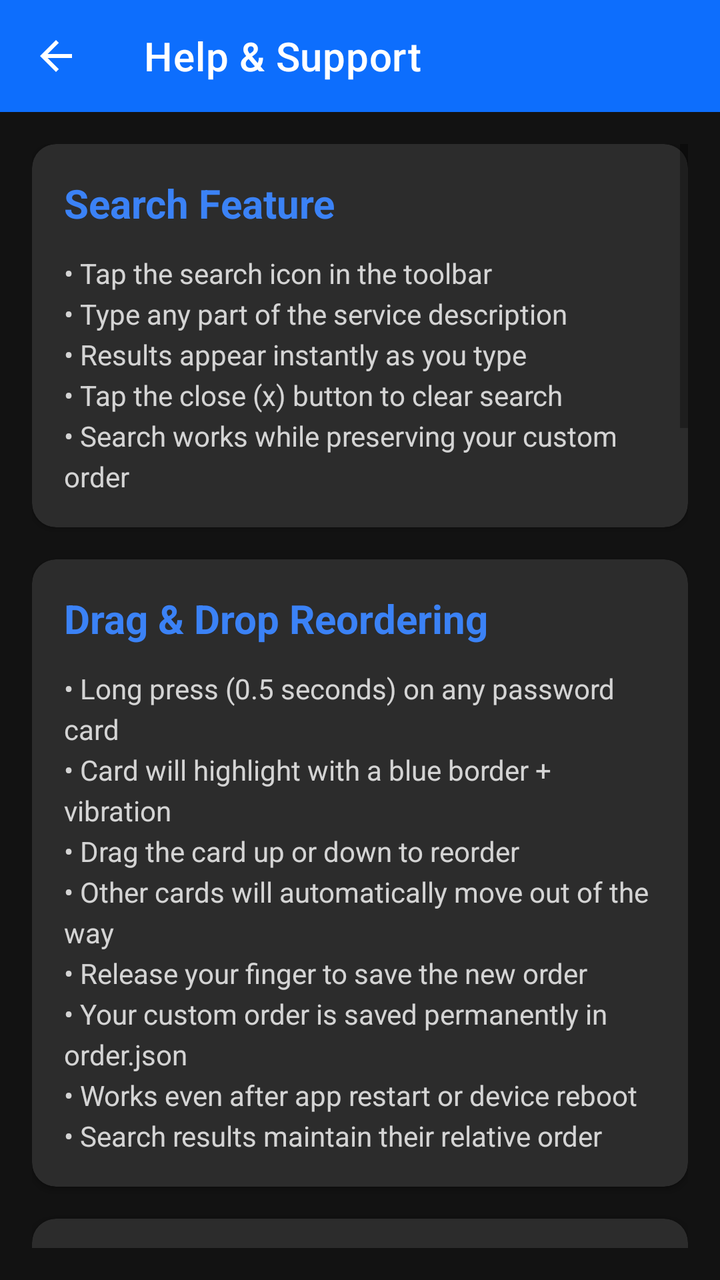
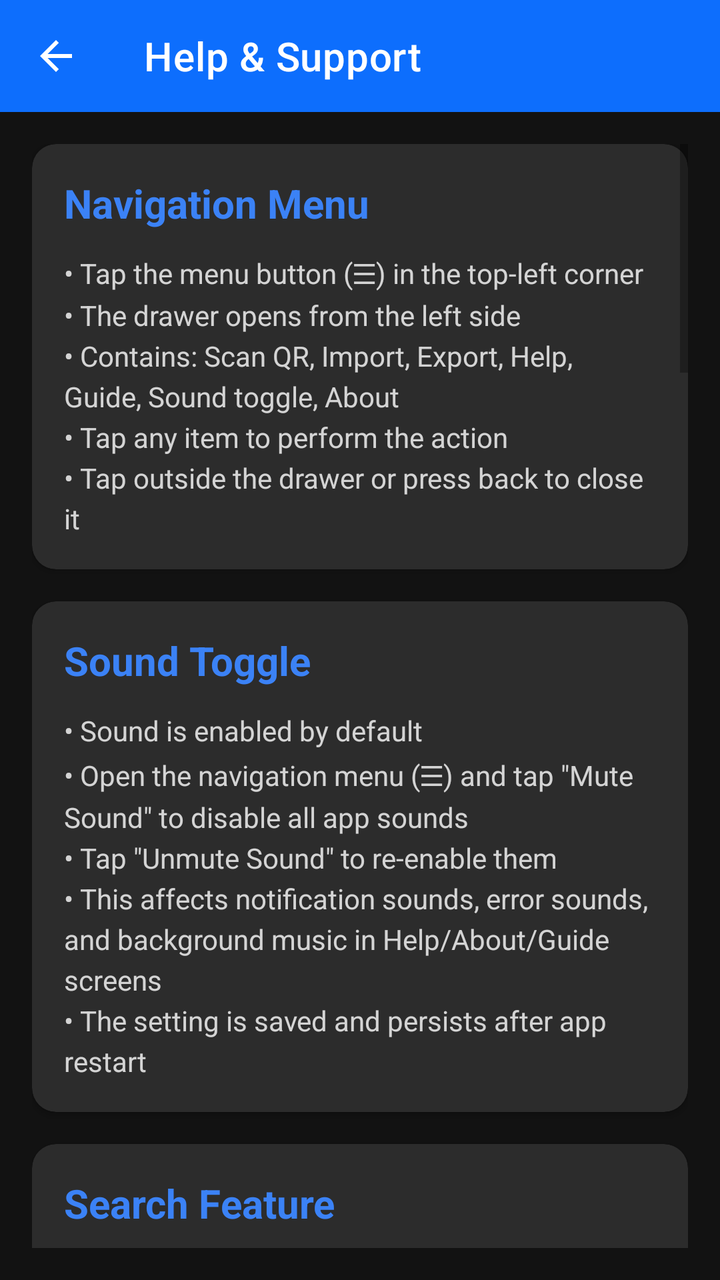

Before-and-after screenshots of an Android layout around one commit, followed by the original layout XML and the change that was made.
<!-- AndroidManifest.xml: application theme Theme.SmartPasswordManager -->
<!-- res/layout/activity_help.xml -->
<?xml version="1.0" encoding="utf-8"?>
<LinearLayout xmlns:android="http://schemas.android.com/apk/res/android"
    xmlns:app="http://schemas.android.com/apk/res-auto"
    android:layout_width="match_parent"
    android:layout_height="match_parent"
    android:orientation="vertical"
    android:background="@color/dark_background">

    <com.google.android.material.appbar.MaterialToolbar
        android:id="@+id/toolbar"
        android:layout_width="match_parent"
        android:layout_height="?attr/actionBarSize"
        android:background="@color/primary_blue"
        app:titleTextColor="@color/white"
        app:navigationIcon="@drawable/ic_arrow_back"
        app:title="Help &amp; Support" />

    <ScrollView
        android:layout_width="match_parent"
        android:layout_height="match_parent"
        android:padding="16dp">

        <LinearLayout
            android:layout_width="match_parent"
            android:layout_height="wrap_content"
            android:orientation="vertical">

            <com.google.android.material.card.MaterialCardView
                android:layout_width="match_parent"
                android:layout_height="wrap_content"
                android:layout_marginBottom="16dp"
                app:cardCornerRadius="12dp"
                app:cardElevation="2dp"
                app:cardBackgroundColor="@color/dark_card">

                <LinearLayout
                    android:layout_width="match_parent"
                    android:layout_height="wrap_content"
                    android:orientation="vertical"
                    android:padding="16dp">

                    <TextView
                        android:layout_width="match_parent"
                        android:layout_height="wrap_content"
                        android:text="Search Feature"
                        android:textSize="20sp"
                        android:textStyle="bold"
                        android:textColor="@color/primary_blue_light"
                        android:layout_marginBottom="12dp" />

                    <TextView
                        android:layout_width="match_parent"
                        android:layout_height="wrap_content"
                        android:text="• Tap the search icon in the toolbar\n• Type any part of the service description\n• Results appear instantly as you type\n• Tap the close (x) button to clear search\n• Search works while preserving your custom order"
                        android:textSize="14sp"
                        android:textColor="@color/white"
                        android:alpha="0.8"
                        android:lineSpacingExtra="4dp" />

                </LinearLayout>

            </com.google.android.material.card.MaterialCardView>

            <com.google.android.material.card.MaterialCardView
                android:layout_width="match_parent"
                android:layout_height="wrap_content"
                android:layout_marginBottom="16dp"
                app:cardCornerRadius="12dp"
                app:cardElevation="2dp"
                app:cardBackgroundColor="@color/dark_card">

                <LinearLayout
                    android:layout_width="match_parent"
                    android:layout_height="wrap_content"
                    android:orientation="vertical"
                    android:padding="16dp">

                    <TextView
                        android:layout_width="match_parent"
                        android:layout_height="wrap_content"
                        android:text="Drag &amp; Drop Reordering"
                        android:textSize="20sp"
                        android:textStyle="bold"
                        android:textColor="@color/primary_blue_light"
                        android:layout_marginBottom="12dp" />

                    <TextView
                        android:layout_width="match_parent"
                        android:layout_height="wrap_content"
                        android:text="• Long press (0.5 seconds) on any password card\n• Card will highlight with a blue border + vibration\n• Drag the card up or down to reorder\n• Other cards will automatically move out of the way\n• Release your finger to save the new order\n• Your custom order is saved permanently in order.json\n• Works even after app restart or device reboot\n• Search results maintain their relative order"
                        android:textSize="14sp"
                        android:textColor="@color/white"
                        android:alpha="0.8"
                        android:lineSpacingExtra="4dp" />

                </LinearLayout>

            </com.google.android.material.card.MaterialCardView>

            <com.google.android.material.card.MaterialCardView
                android:layout_width="match_parent"
                android:layout_height="wrap_content"
                android:layout_marginBottom="16dp"
                app:cardCornerRadius="12dp"
                app:cardElevation="2dp"
                app:cardBackgroundColor="@color/dark_card">

                <LinearLayout
                    android:layout_width="match_parent"
                    android:layout_height="wrap_content"
                    android:orientation="vertical"
                    android:padding="16dp">

                    <TextView
                        android:layout_width="match_parent"
                        android:layout_height="wrap_content"
                        android:text="QR Code Scanner"
                        android:textSize="20sp"
                        android:textStyle="bold"
                        android:textColor="@color/primary_blue_light"
                        android:layout_marginBottom="12dp" />

                    <TextView
                        android:layout_width="match_parent"
                        android:layout_height="wrap_content"
                        android:text="• Tap menu - QR Scan button\n• Grant camera permission when prompted\n• Point camera at QR code containing:\n  - Password length (12-100)\n  - Public key (64 chars hex)\n• Enter your secret phrase to verify ownership\n• If verification passes, add service description\n• Password is saved automatically\n\nQR Code Format Example:\n{'l\':16,\'k\':\'a3f5c8e2...\'}\n\nAudio feedback: Success / Error \n\nInvalid QR codes are rejected automatically\n\nQR scanner validates secret phrase before saving"
                        android:textSize="14sp"
                        android:textColor="@color/white"
                        android:alpha="0.8"
                        android:lineSpacingExtra="4dp" />

                </LinearLayout>

            </com.google.android.material.card.MaterialCardView>

            <com.google.android.material.card.MaterialCardView
                android:layout_width="match_parent"
                android:layout_height="wrap_content"
                android:layout_marginBottom="16dp"
                app:cardCornerRadius="12dp"
                app:cardElevation="2dp"
                app:cardBackgroundColor="@color/dark_card">

                <LinearLayout
                    android:layout_width="match_parent"
                    android:layout_height="wrap_content"
                    android:orientation="vertical"
                    android:padding="16dp">

                    <TextView
                        android:layout_width="match_parent"
                        android:layout_height="wrap_content"
                        android:text="How to Create a Smart Password"
                        android:textSize="20sp"
                        android:textStyle="bold"
                        android:textColor="@color/primary_blue_light"
                        android:layout_marginBottom="12dp" />

                    <TextView
                        android:layout_width="match_parent"
                        android:layout_height="wrap_content"
                        android:text="1. Tap the menu button (three dots)\n2. Tap the green [+] button\n3. Enter description (e.g., 'Gmail')\n4. Set smart password length (12-100)\n5. Enter your secret phrase (min 12 chars)\n6. Save - only public key is stored!"
                        android:textSize="14sp"
                        android:textColor="@color/white"
                        android:alpha="0.8"
                        android:lineSpacingExtra="4dp" />

                </LinearLayout>

            </com.google.android.material.card.MaterialCardView>

            <com.google.android.material.card.MaterialCardView
                android:layout_width="match_parent"
                android:layout_height="wrap_content"
                android:layout_marginBottom="16dp"
                app:cardCornerRadius="12dp"
                app:cardElevation="2dp"
                app:cardBackgroundColor="@color/dark_card">

                <LinearLayout
                    android:layout_width="match_parent"
                    android:layout_height="wrap_content"
                    android:orientation="vertical"
                    android:padding="16dp">

                    <TextView
                        android:layout_width="match_parent"
                        android:layout_height="wrap_content"
                        android:text="How to Get Your Smart Password"
                        android:textSize="20sp"
                        android:textStyle="bold"
                        android:textColor="@color/primary_blue_light"
                        android:layout_marginBottom="12dp" />

                    <TextView
                        android:layout_width="match_parent"
                        android:layout_height="wrap_content"
                        android:text="1. Tap the eye icon on any entry\n2. Enter your secret phrase (min 12 chars)\n3. Smart Password is generated instantly\n4. Copy to clipboard\n\nNo storage, no tracking!"
                        android:textSize="14sp"
                        android:textColor="@color/white"
                        android:alpha="0.8"
                        android:lineSpacingExtra="4dp" />

                </LinearLayout>

            </com.google.android.material.card.MaterialCardView>

            <com.google.android.material.card.MaterialCardView
                android:layout_width="match_parent"
                android:layout_height="wrap_content"
                android:layout_marginBottom="16dp"
                app:cardCornerRadius="12dp"
                app:cardElevation="2dp"
                app:cardBackgroundColor="@color/dark_card">

                <LinearLayout
                    android:layout_width="match_parent"
                    android:layout_height="wrap_content"
                    android:orientation="vertical"
                    android:padding="16dp">

                    <TextView
                        android:layout_width="match_parent"
                        android:layout_height="wrap_content"
                        android:text="Edit, Delete &amp; Export/Import"
                        android:textSize="20sp"
                        android:textStyle="bold"
                        android:textColor="@color/primary_blue_light"
                        android:layout_marginBottom="12dp" />

                    <TextView
                        android:layout_width="match_parent"
                        android:layout_height="wrap_content"
                        android:text="Edit: Tap pencil icon to change description or length only\n(Secret phrase cannot be changed!)\n\nDelete: Tap trash icon to remove entry\n\nExport/Import: Use the menu to backup or restore your smart passwords"
                        android:textSize="14sp"
                        android:textColor="@color/white"
                        android:alpha="0.8"
                        android:lineSpacingExtra="4dp" />

                </LinearLayout>

            </com.google.android.material.card.MaterialCardView>

            <com.google.android.material.card.MaterialCardView
                android:layout_width="match_parent"
                android:layout_height="wrap_content"
                android:layout_marginBottom="16dp"
                app:cardCornerRadius="12dp"
                app:cardElevation="2dp"
                app:cardBackgroundColor="@color/dark_card">

                <LinearLayout
                    android:layout_width="match_parent"
                    android:layout_height="wrap_content"
                    android:orientation="vertical"
                    android:padding="16dp">

                    <TextView
                        android:layout_width="match_parent"
                        android:layout_height="wrap_content"
                        android:text="Important Security Info"
                        android:textSize="20sp"
                        android:textStyle="bold"
                        android:textColor="@color/primary_blue_light"
                        android:layout_marginBottom="12dp" />

                    <TextView
                        android:layout_width="match_parent"
                        android:layout_height="wrap_content"
                        android:text="Secret phrases are NEVER stored\nSmart Passwords are NEVER stored\nOnly public keys are saved\nSmart Passwords are generated on the fly\nYou must remember your secret phrases!\nSecret phrases must be at least 12 characters"
                        android:textSize="14sp"
                        android:textColor="@color/white"
                        android:alpha="0.8"
                        android:lineSpacingExtra="4dp" />

                </LinearLayout>

            </com.google.android.material.card.MaterialCardView>

            <com.google.android.material.card.MaterialCardView
                android:layout_width="match_parent"
                android:layout_height="wrap_content"
                android:layout_marginBottom="16dp"
                app:cardCornerRadius="12dp"
                app:cardElevation="2dp"
                app:cardBackgroundColor="@color/dark_card">

                <LinearLayout
                    android:layout_width="match_parent"
                    android:layout_height="wrap_content"
                    android:orientation="vertical"
                    android:padding="16dp">

                    <TextView
                        android:layout_width="match_parent"
                        android:layout_height="wrap_content"
                        android:text="Pro Tips"
                        android:textSize="20sp"
                        android:textStyle="bold"
                        android:textColor="@color/primary_blue_light"
                        android:layout_marginBottom="12dp" />

                    <TextView
                        android:layout_width="match_parent"
                        android:layout_height="wrap_content"
                        android:text="• Use strong secret phrases (12+ chars)\n• Each service should have a UNIQUE secret phrase\n• Export your smart passwords regularly as backup\n• Keep your secret phrases safe - they cannot be recovered!\n• Same secret phrase + same length = same smart password everywhere\n• Long press and drag to reorder your password list\n• Use search to quickly find passwords in large lists\n• Use QR codes to share public keys securely"
                        android:textSize="14sp"
                        android:textColor="@color/white"
                        android:alpha="0.8"
                        android:lineSpacingExtra="4dp" />

                </LinearLayout>

            </com.google.android.material.card.MaterialCardView>

        </LinearLayout>

    </ScrollView>

</LinearLayout>
<!-- resources referenced by this layout -->
<resources>
  <color name="dark_background">#121212</color>
  <color name="dark_card">#2c2c2c</color>
  <color name="primary_blue">#0d6efd</color>
  <color name="primary_blue_light">#3b82f6</color>
  <color name="white">#ffffff</color>
  <!-- drawable ic_arrow_back (drawable) -->
  <vector xmlns:android="http://schemas.android.com/apk/res/android"
      android:width="24dp"
      android:height="24dp"
      android:viewportWidth="24"
      android:viewportHeight="24">
      <path
          android:fillColor="@android:color/white"
          android:pathData="M20,11H7.83l5.59,-5.59L12,4l-8,8 8,8 1.41,-1.41L7.83,13H20v-2z"/>
  </vector>
  <style name="Theme.SmartPasswordManager" parent="Theme.MaterialComponents.DayNight.NoActionBar">
          <item name="colorPrimary">@color/primary_blue</item>
          <item name="colorPrimaryVariant">@color/primary_blue_dark</item>
          <item name="colorOnPrimary">@color/white</item>
          <item name="colorSecondary">@color/primary_blue_light</item>
          <item name="colorOnSecondary">@color/white</item>
          <item name="android:colorBackground">@color/dark_background</item>
          <item name="colorSurface">@color/dark_surface</item>
          <item name="colorOnSurface">@color/white</item>
          <item name="materialAlertDialogTheme">@style/ThemeOverlay.MaterialComponents.MaterialAlertDialog</item>
      </style>
  <color name="primary_blue_dark">#0a58ca</color>
  <color name="dark_surface">#1e1e1e</color>
  <style name="ThemeOverlay.MaterialComponents.MaterialAlertDialog" parent="ThemeOverlay.MaterialComponents.MaterialAlertDialog" tools:ignore="PrivateResource,ResourceCycle">
          <item name="colorPrimary">@color/primary_blue</item>
          <item name="colorOnSurface">@color/white</item>
          <item name="colorSurface">@color/dark_surface</item>
      </style>
</resources>

<!-- the commit's change to res/layout/activity_help.xml (unified diff, before → after) -->
@@ -42,6 +42,78 @@
                     <TextView
                         android:layout_width="match_parent"
                         android:layout_height="wrap_content"
+                        android:text="Navigation Menu"
+                        android:textSize="20sp"
+                        android:textStyle="bold"
+                        android:textColor="@color/primary_blue_light"
+                        android:layout_marginBottom="12dp" />
+
+                    <TextView
+                        android:layout_width="match_parent"
+                        android:layout_height="wrap_content"
+                        android:text="• Tap the menu button (☰) in the top-left corner\n• The drawer opens from the left side\n• Contains: Scan QR, Import, Export, Help, Guide, Sound toggle, About\n• Tap any item to perform the action\n• Tap outside the drawer or press back to close it"
+                        android:textSize="14sp"
+                        android:textColor="@color/white"
+                        android:alpha="0.8"
+                        android:lineSpacingExtra="4dp" />
+
+                </LinearLayout>
+
+            </com.google.android.material.card.MaterialCardView>
+
+            <com.google.android.material.card.MaterialCardView
+                android:layout_width="match_parent"
+                android:layout_height="wrap_content"
+                android:layout_marginBottom="16dp"
+                app:cardCornerRadius="12dp"
+                app:cardElevation="2dp"
+                app:cardBackgroundColor="@color/dark_card">
+
+                <LinearLayout
+                    android:layout_width="match_parent"
+                    android:layout_height="wrap_content"
+                    android:orientation="vertical"
+                    android:padding="16dp">
+
+                    <TextView
+                        android:layout_width="match_parent"
+                        android:layout_height="wrap_content"
+                        android:text="Sound Toggle"
+                        android:textSize="20sp"
+                        android:textStyle="bold"
+                        android:textColor="@color/primary_blue_light"
+                        android:layout_marginBottom="12dp" />
+
+                    <TextView
+                        android:layout_width="match_parent"
+                        android:layout_height="wrap_content"
+                        android:text="• Sound is enabled by default\n• Open the navigation menu (☰) and tap \&quot;Mute Sound\&quot; to disable all app sounds\n• Tap \&quot;Unmute Sound\&quot; to re-enable them\n• This affects notification sounds, error sounds, and background music in Help/About/Guide screens\n• The setting is saved and persists after app restart"
+                        android:textSize="14sp"
+                        android:textColor="@color/white"
+                        android:alpha="0.8"
+                        android:lineSpacingExtra="4dp" />
+
+                </LinearLayout>
+
+            </com.google.android.material.card.MaterialCardView>
+
+            <com.google.android.material.card.MaterialCardView
+                android:layout_width="match_parent"
+                android:layout_height="wrap_content"
+                android:layout_marginBottom="16dp"
+                app:cardCornerRadius="12dp"
+                app:cardElevation="2dp"
+                app:cardBackgroundColor="@color/dark_card">
+
+                <LinearLayout
+                    android:layout_width="match_parent"
+                    android:layout_height="wrap_content"
+                    android:orientation="vertical"
+                    android:padding="16dp">
+
+                    <TextView
+                        android:layout_width="match_parent"
+                        android:layout_height="wrap_content"
                         android:text="Search Feature"
                         android:textSize="20sp"
                         android:textStyle="bold"
@@ -51,7 +123,7 @@
                     <TextView
                         android:layout_width="match_parent"
                         android:layout_height="wrap_content"
-                        android:text="• Tap the search icon in the toolbar\n• Type any part of the service description\n• Results appear instantly as you type\n• Tap the close (x) button to clear search\n• Search works while preserving your custom order"
+                        android:text="• Tap the search icon (🔍) in the toolbar\n• Type any part of the service description\n• Results appear instantly as you type\n• Tap the close (✕) button to clear search\n• Search works while preserving your custom order"
                         android:textSize="14sp"
                         android:textColor="@color/white"
                         android:alpha="0.8"
@@ -123,7 +195,7 @@
                     <TextView
                         android:layout_width="match_parent"
                         android:layout_height="wrap_content"
-                        android:text="• Tap menu - QR Scan button\n• Grant camera permission when prompted\n• Point camera at QR code containing:\n  - Password length (12-100)\n  - Public key (64 chars hex)\n• Enter your secret phrase to verify ownership\n• If verification passes, add service description\n• Password is saved automatically\n\nQR Code Format Example:\n{'l\':16,\'k\':\'a3f5c8e2...\'}\n\nAudio feedback: Success / Error \n\nInvalid QR codes are rejected automatically\n\nQR scanner validates secret phrase before saving"
+                        android:text="• Open navigation menu (☰) → tap \&quot;Scan QR Code\&quot;\n• Grant camera permission when prompted\n• Point camera at QR code containing:\n  - Password length (12-100)\n  - Public key (64 chars hex)\n• Enter your secret phrase to verify ownership\n• If verification passes, add service description\n• Password is saved automatically\n\nQR Code Format Example:\n{'l':16,'k':'a3f5c8e2...'}\n\nAudio feedback: Success / Error \n\nInvalid QR codes are rejected automatically\n\nQR scanner validates secret phrase before saving"
                         android:textSize="14sp"
                         android:textColor="@color/white"
                         android:alpha="0.8"
@@ -159,7 +231,7 @@
                     <TextView
                         android:layout_width="match_parent"
                         android:layout_height="wrap_content"
-                        android:text="1. Tap the menu button (three dots)\n2. Tap the green [+] button\n3. Enter description (e.g., 'Gmail')\n4. Set smart password length (12-100)\n5. Enter your secret phrase (min 12 chars)\n6. Save - only public key is stored!"
+                        android:text="1. Tap the green [+] button (bottom-right corner)\n2. Enter description (e.g., 'Gmail')\n3. Set smart password length (12-100)\n4. Enter your secret phrase (min 12 chars)\n5. Save - only public key is stored!"
                         android:textSize="14sp"
                         android:textColor="@color/white"
                         android:alpha="0.8"
@@ -231,7 +303,7 @@
                     <TextView
                         android:layout_width="match_parent"
                         android:layout_height="wrap_content"
-                        android:text="Edit: Tap pencil icon to change description or length only\n(Secret phrase cannot be changed!)\n\nDelete: Tap trash icon to remove entry\n\nExport/Import: Use the menu to backup or restore your smart passwords"
+                        android:text="Edit: Tap pencil icon to change description or length only\n(Secret phrase cannot be changed!)\n\nDelete: Tap trash icon to remove entry\n\nExport/Import: Open navigation menu (☰) to backup or restore your smart passwords"
                         android:textSize="14sp"
                         android:textColor="@color/white"
                         android:alpha="0.8"
@@ -303,7 +375,7 @@
                     <TextView
                         android:layout_width="match_parent"
                         android:layout_height="wrap_content"
-                        android:text="• Use strong secret phrases (12+ chars)\n• Each service should have a UNIQUE secret phrase\n• Export your smart passwords regularly as backup\n• Keep your secret phrases safe - they cannot be recovered!\n• Same secret phrase + same length = same smart password everywhere\n• Long press and drag to reorder your password list\n• Use search to quickly find passwords in large lists\n• Use QR codes to share public keys securely"
+                        android:text="• Use strong secret phrases (12+ chars)\n• Each service should have a UNIQUE secret phrase\n• Export your smart passwords regularly as backup\n• Keep your secret phrases safe - they cannot be recovered!\n• Same secret phrase + same length = same smart password everywhere\n• Long press and drag to reorder your password list\n• Use search to quickly find passwords in large lists\n• Use QR codes to share public keys securely\n• Disable sound from the navigation menu if you prefer silent operation"
                         android:textSize="14sp"
                         android:textColor="@color/white"
                         android:alpha="0.8"
